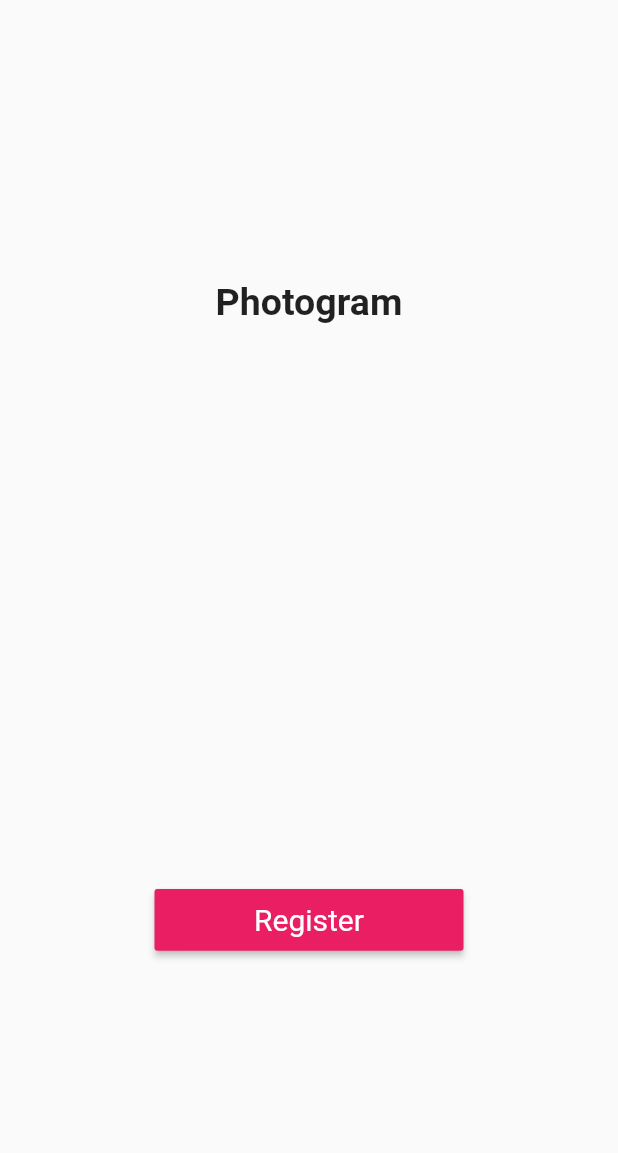
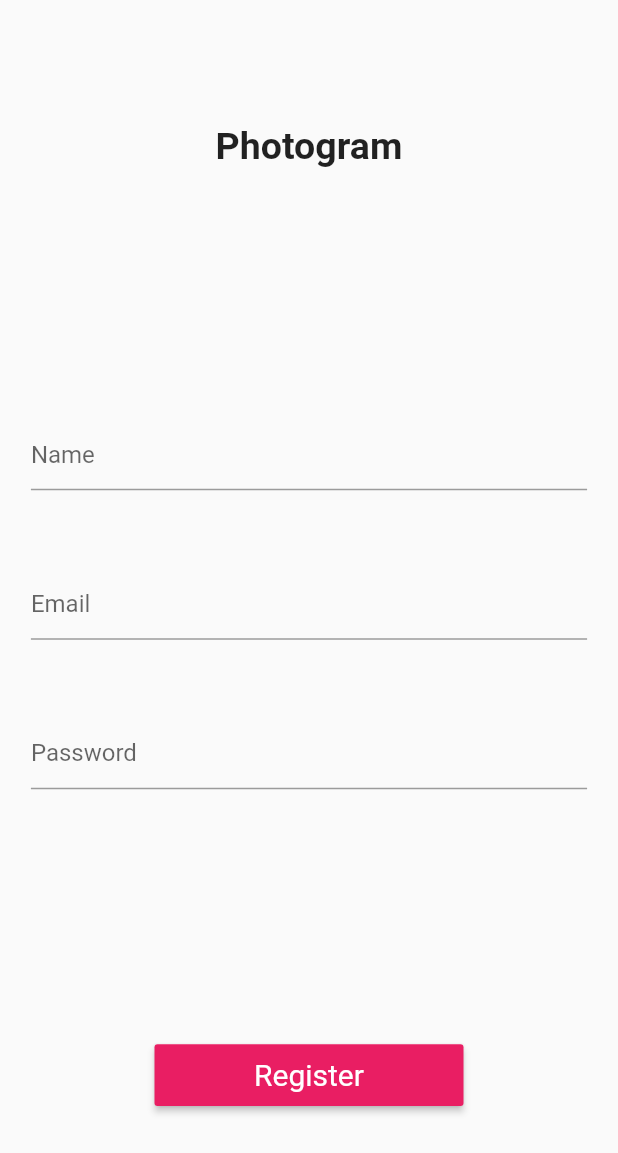
Before and after one commit to nograve/photogram, a Flutter app: the RegisterPage screen opened by its route, on a phone screen of 412 x 824 dp. Shown: the top 1153 px of the screen. Run offline on Flutter 3.47's test engine with Material 2 defaults, Android fonts, the light colour scheme and no system bars.

Commit message:
implementing registration page

```diff
--- a/lib/pages/register_page.dart
+++ b/lib/pages/register_page.dart
@@ -2,9 +2,12 @@
 
 import 'package:photogram/widgets/register_button.dart';
 import 'package:photogram/widgets/register_title_widget.dart';
+import 'package:photogram/widgets/registration_form.dart';
 
 class RegisterPage extends StatelessWidget {
-  const RegisterPage({super.key});
+  final registerFormKey = GlobalKey<FormState>();
+
+  RegisterPage({super.key});
 
   @override
   Widget build(BuildContext context) {
@@ -19,9 +22,10 @@
               mainAxisAlignment: MainAxisAlignment.spaceAround,
               mainAxisSize: MainAxisSize.max,
               crossAxisAlignment: CrossAxisAlignment.center,
-              children: const [
-                RegisterTitleWidget(),
-                RegisterButton(),
+              children: [
+                const RegisterTitleWidget(),
+                RegistrationForm(registerFormKey: registerFormKey),
+                const RegisterButton(),
               ],
             ),
           ),
--- a/lib/photogram_app.dart
+++ b/lib/photogram_app.dart
@@ -14,7 +14,7 @@
         primarySwatch: Colors.pink,
       ),
       routes: {
-        'register': (context) => const RegisterPage(),
+        'register': (context) => RegisterPage(),
         'login': (context) => LoginPage(),
       },
       initialRoute: 'login',
--- /dev/null
+++ b/lib/widgets/name_text_field.dart
@@ -0,0 +1,30 @@
+import 'package:flutter/material.dart';
+
+class NameTextField extends StatefulWidget {
+  const NameTextField({super.key});
+
+  @override
+  State<NameTextField> createState() => _NameTextFieldState();
+}
+
+class _NameTextFieldState extends State<NameTextField> {
+  String? name;
+
+  @override
+  Widget build(BuildContext context) {
+    return TextFormField(
+      decoration: const InputDecoration(hintText: 'Name'),
+      validator: (value) {
+        if (value != null && value.isNotEmpty) {
+          return null;
+        }
+        return 'Please enter your name';
+      },
+      onSaved: (newValue) {
+        setState(() {
+          name = newValue;
+        });
+      },
+    );
+  }
+}
--- a/lib/widgets/register_page_link.dart
+++ b/lib/widgets/register_page_link.dart
@@ -11,7 +11,7 @@
       onPressed: () => Navigator.push(
         context,
         MaterialPageRoute(
-          builder: (context) => const RegisterPage(),
+          builder: (context) => RegisterPage(),
         ),
       ),
       child: const Text(
--- /dev/null
+++ b/lib/widgets/registration_form.dart
@@ -0,0 +1,32 @@
+import 'package:flutter/material.dart';
+import 'package:photogram/widgets/email_text_field.dart';
+import 'package:photogram/widgets/name_text_field.dart';
+import 'package:photogram/widgets/password_text_field.dart';
+
+class RegistrationForm extends StatelessWidget {
+  final GlobalKey<FormState> registerFormKey;
+
+  const RegistrationForm({
+    required this.registerFormKey,
+    super.key,
+  });
+
+  @override
+  Widget build(BuildContext context) {
+    return Container(
+      height: MediaQuery.of(context).size.height * 0.3,
+      child: Form(
+        child: Column(
+          mainAxisAlignment: MainAxisAlignment.spaceBetween,
+          mainAxisSize: MainAxisSize.max,
+          crossAxisAlignment: CrossAxisAlignment.center,
+          children: [
+            NameTextField(),
+            EmailTextField(),
+            PasswordTextField(),
+          ],
+        ),
+      ),
+    );
+  }
+}
```
